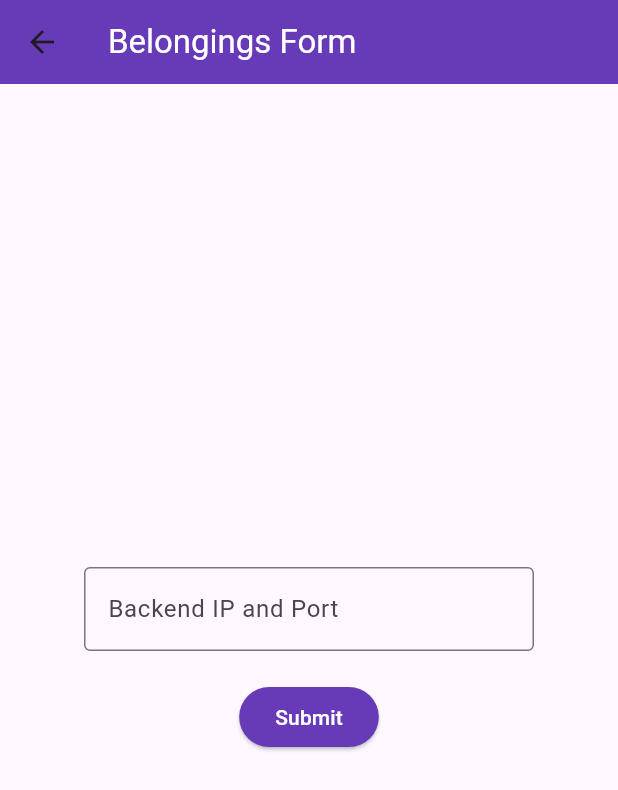
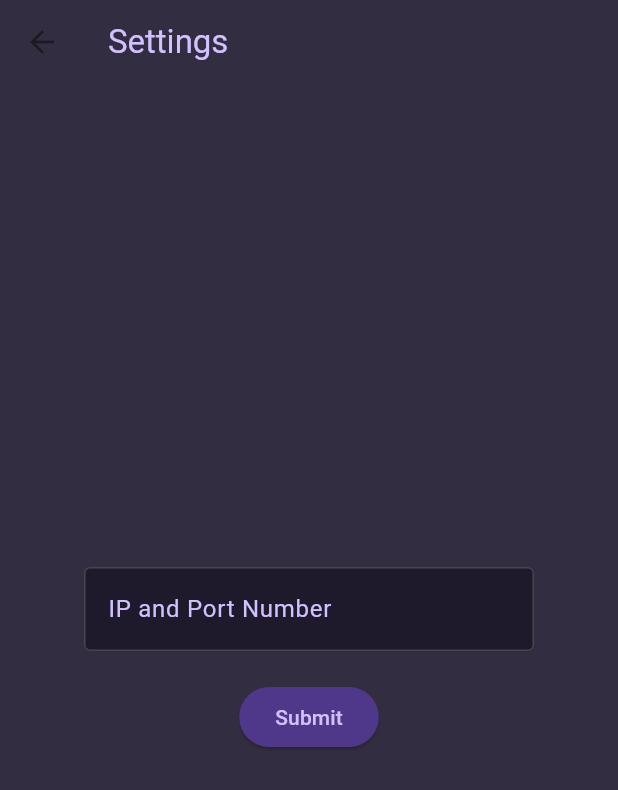
Before and after one commit to Justin-Bolivar/Frontend_Django, a Flutter app: the Settings screen opened directly, on a phone screen of 412 x 824 dp. Shown: the top 790 px of the screen. Run offline on Flutter 3.47's test engine with Material 3 defaults, Android fonts, the phone set to English and light mode, and no system bars; network calls fail.

Commit message:
color scheme corrected

```diff
--- a/lib/rental_belongings.dart
+++ b/lib/rental_belongings.dart
@@ -51,11 +51,13 @@ class _BelongingsPageState extends State<BelongingsPage> {
               width: 300,
               child: TextField(
                 controller: _controller,
+                style: const TextStyle(color: Color(0xFFd2c0ff)),
                 decoration: const InputDecoration(
                   filled: true,
                   fillColor: Color(0xFF1e192b),
                   labelText: 'Item Name',
                   labelStyle: TextStyle(color: Color(0xFFd2c0ff)),
+                  border: OutlineInputBorder(),
                 ),
               ),
             ),
--- a/lib/rental_friends.dart
+++ b/lib/rental_friends.dart
@@ -52,11 +52,13 @@ class _FriendsPageState extends State<FriendsPage> {
               width: 300,
               child: TextField(
                 controller: _controller,
+                style: const TextStyle(color: Color(0xFFd2c0ff)),
                 decoration: const InputDecoration(
                   filled: true,
                   fillColor: Color(0xFF1e192b),
                   labelText: 'Friends Name',
                   labelStyle: TextStyle(color: Color(0xFFd2c0ff)),
+                  border: OutlineInputBorder(),
                 ),
               ),
             ),
--- a/lib/settings.dart
+++ b/lib/settings.dart
@@ -12,12 +12,13 @@ class Settings extends StatelessWidget {
   @override
   Widget build(BuildContext context) {
     return Scaffold(
+      backgroundColor: const Color(0xFF332d41),
       appBar: AppBar(
         title: const Text(
-          'Belongings Form',
-          style: TextStyle(color: Colors.white),
+          'Settings',
+          style: TextStyle(color: Color(0xFFd2c0ff)),
         ),
-        backgroundColor: Colors.deepPurple,
+        backgroundColor: const Color(0xFF332d41),
       ),
       body: Center(
         child: Column(
@@ -27,8 +28,12 @@ class Settings extends StatelessWidget {
               width: 300,
               child: TextField(
                 controller: _controller,
+                style: const TextStyle(color: Color(0xFFd2c0ff)),
                 decoration: const InputDecoration(
-                  labelText: 'Backend IP and Port',
+                  filled: true,
+                  fillColor: Color(0xFF1e192b),
+                  labelText: 'IP and Port Number',
+                  labelStyle: TextStyle(color: Color(0xFFd2c0ff)),
                   border: OutlineInputBorder(),
                 ),
               ),
@@ -37,8 +42,8 @@ class Settings extends StatelessWidget {
             ElevatedButton(
               onPressed: _changeIP,
               style: ElevatedButton.styleFrom(
-                foregroundColor: Colors.white,
-                backgroundColor: Colors.deepPurple,
+                foregroundColor: const Color(0xFFd2c0ff),
+                backgroundColor: const Color(0xFF4f378a),
               ),
               child: const Text('Submit'),
             ),
```
Also changed, not shown: lib/rental_borrowings.dart (+27 -8 lines).
